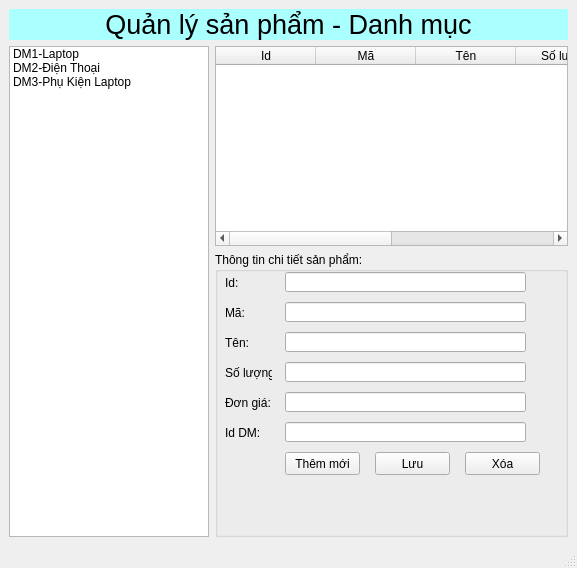
MayAnhhh163/ML_K224161818, file Salesmanagement/ui/ProductMainWindow.ui: the form before one commit.
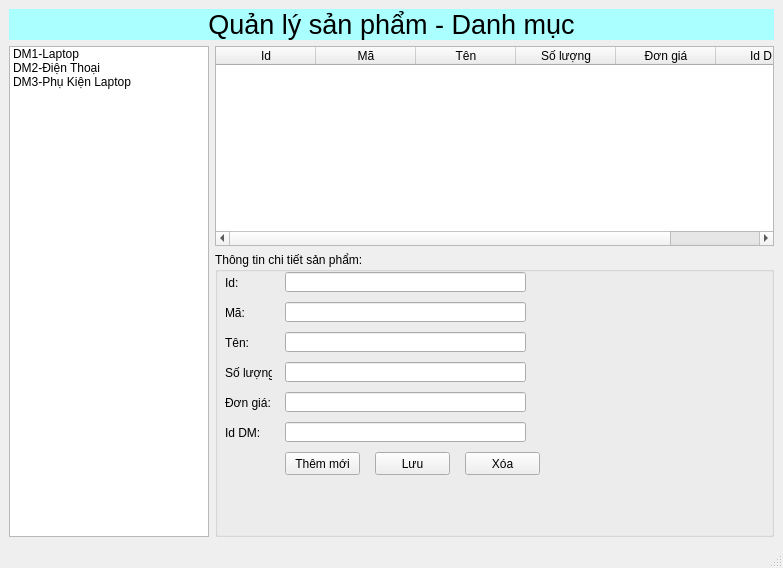
The form after the commit.

The edit to the form file:
```diff
--- a/Salesmanagement/ui/ProductMainWindow.ui
+++ b/Salesmanagement/ui/ProductMainWindow.ui
@@ -6,7 +6,7 @@
    <rect>
     <x>0</x>
     <y>0</y>
-    <width>577</width>
+    <width>783</width>
     <height>568</height>
    </rect>
   </property>
@@ -111,7 +111,7 @@
               </column>
               <column>
                <property name="text">
-                <string>New Column</string>
+                <string>Đơn giá</string>
                </property>
               </column>
               <column>
```
Left out of the diff: 2 changed lines with no effect on the pictures.
